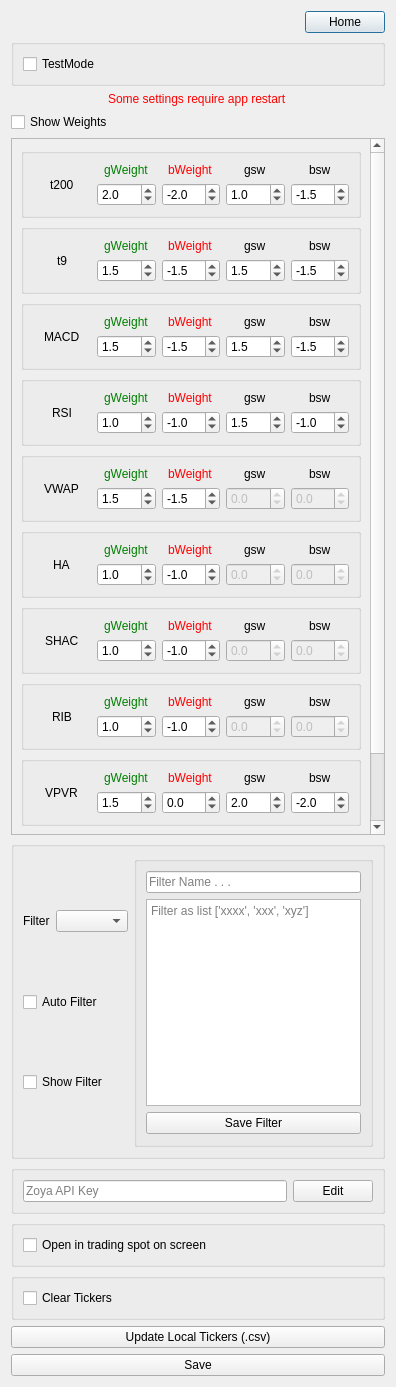
Qt form stock-watchlist/Settings.ui (Kataki-Takanashi/Halal-Stock-Organizer) before a commit.
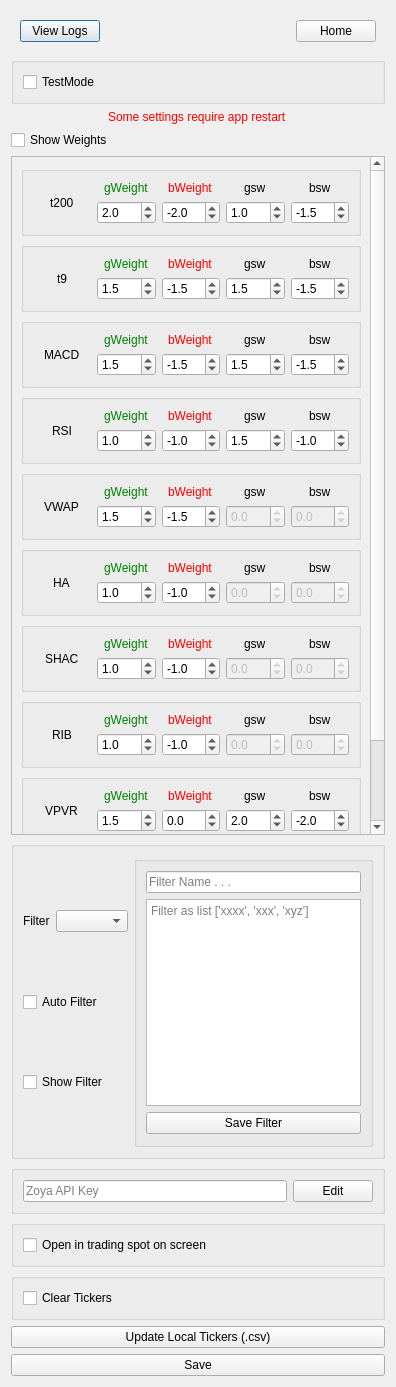
The same form after that commit.

Commit message: V2.6 Added Logs Viewer to Settings

Diff of the .ui file:
```diff
--- a/stock-watchlist/Settings.ui
+++ b/stock-watchlist/Settings.ui
@@ -14,11 +14,30 @@
             <string>Settings</string>
         </property>
         <layout class="QVBoxLayout" name="verticalLayout">
+            <item>
+                <widget class="QWidget" name="horizontalWidget" native="true">
+                    <property name="maximumSize">
+                        <size>
+                            <width>16777215</width>
+                            <height>44</height>
+                        </size>
+                    </property>
+                    <layout class="QHBoxLayout" name="horizontalLayout_8">
+                        <item alignment="Qt::AlignLeft">
+                            <widget class="QPushButton" name="logs_Button">
+                                <property name="text">
+                                    <string>View Logs</string>
+                                </property>
+                            </widget>
+                        </item>
             <item alignment="Qt::AlignRight">
                 <widget class="QPushButton" name="home_Button">
                     <property name="text">
                         <string>Home</string>
                     </property>
+                            </widget>
+                        </item>
+                    </layout>
                 </widget>
             </item>
             <item>
```
Lines whose indentation alone changed are shown as unchanged. The commit also changes 7 other files.
